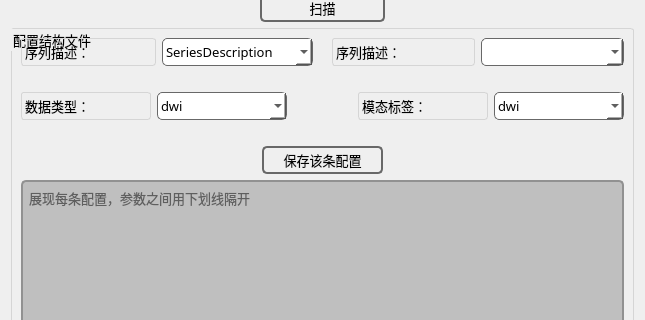
Above: dcm.ui from forwho/dcm2bidsGUI before the change; both pictures show x 0 to 645 and y 119 to 439 of the 645 by 796 pixel window. Below: the same form after it.
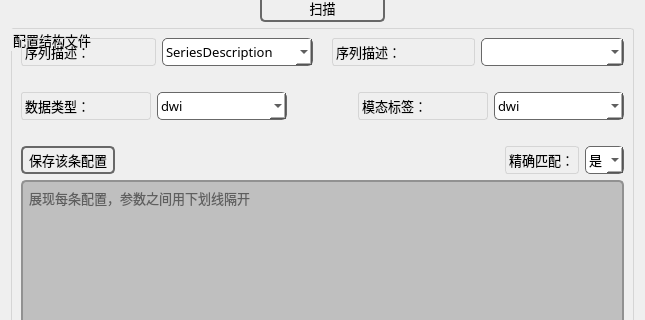
That is the form after the change. Icons and pictures are not drawn.

Patch:
```diff
--- a/dcm.ui
+++ b/dcm.ui
@@ -487,20 +487,7 @@
        </spacer>
       </item>
       <item>
-       <layout class="QHBoxLayout" name="horizontalLayout_6" stretch="2,1,2">
-        <item>
-         <spacer name="horizontalSpacer_5">
-          <property name="orientation">
-           <enum>Qt::Horizontal</enum>
-          </property>
-          <property name="sizeHint" stdset="0">
-           <size>
-            <width>40</width>
-            <height>20</height>
-           </size>
-          </property>
-         </spacer>
-        </item>
+       <layout class="QHBoxLayout" name="horizontalLayout_12">
         <item>
          <widget class="QPushButton" name="pushButton">
           <property name="font">
@@ -534,6 +521,57 @@
           </property>
          </spacer>
         </item>
+        <item>
+         <layout class="QHBoxLayout" name="horizontalLayout_6">
+          <item>
+           <widget class="QLabel" name="label_8">
+            <property name="maximumSize">
+             <size>
+              <width>1677721</width>
+              <height>16777215</height>
+             </size>
+            </property>
+            <property name="font">
+             <font>
+              <family>微软雅黑</family>
+              <pointsize>10</pointsize>
+              <kerning>true</kerning>
+             </font>
+            </property>
+            <property name="text">
+             <string>精确匹配：</string>
+            </property>
+           </widget>
+          </item>
+          <item>
+           <widget class="QComboBox" name="comboBox_5">
+            <property name="font">
+             <font>
+              <family>微软雅黑</family>
+              <pointsize>10</pointsize>
+              <kerning>true</kerning>
+             </font>
+            </property>
+            <property name="styleSheet">
+             <string notr="true">border: 1px solid #686868;
+        border-radius: 5px;
+        padding: 3px;
+        background-color: #FFFFFF;</string>
+            </property>
+            <item>
+             <property name="text">
+              <string>是</string>
+             </property>
+            </item>
+            <item>
+             <property name="text">
+              <string>否</string>
+             </property>
+            </item>
+           </widget>
+          </item>
+         </layout>
+        </item>
        </layout>
       </item>
       <item>
```
